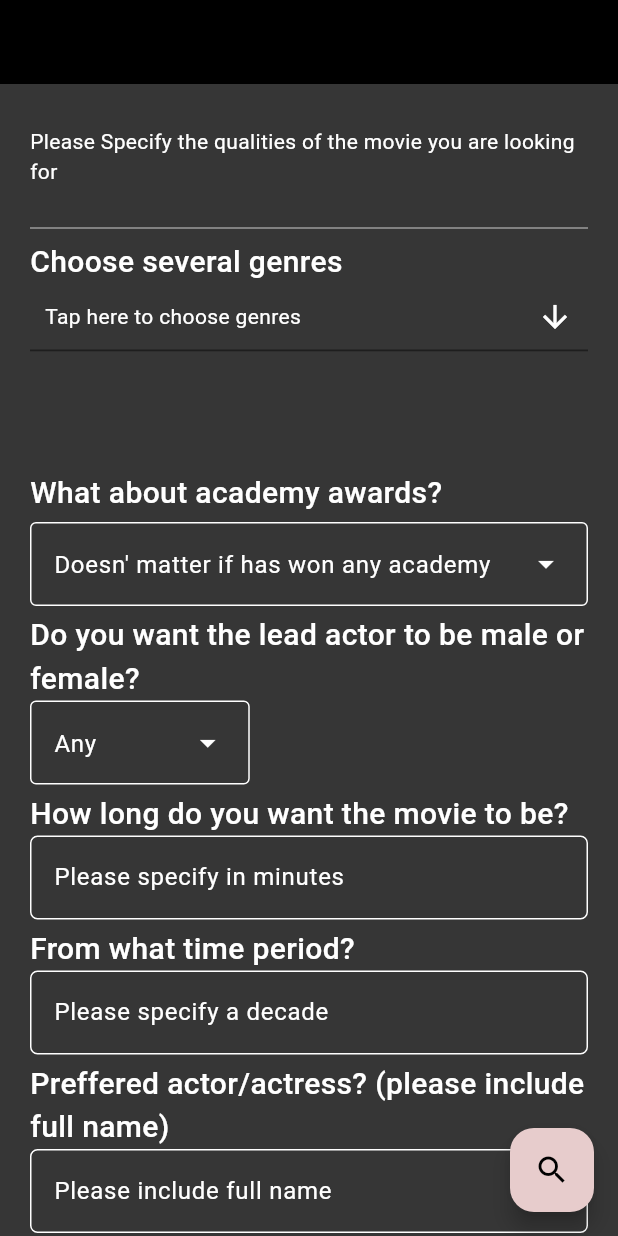
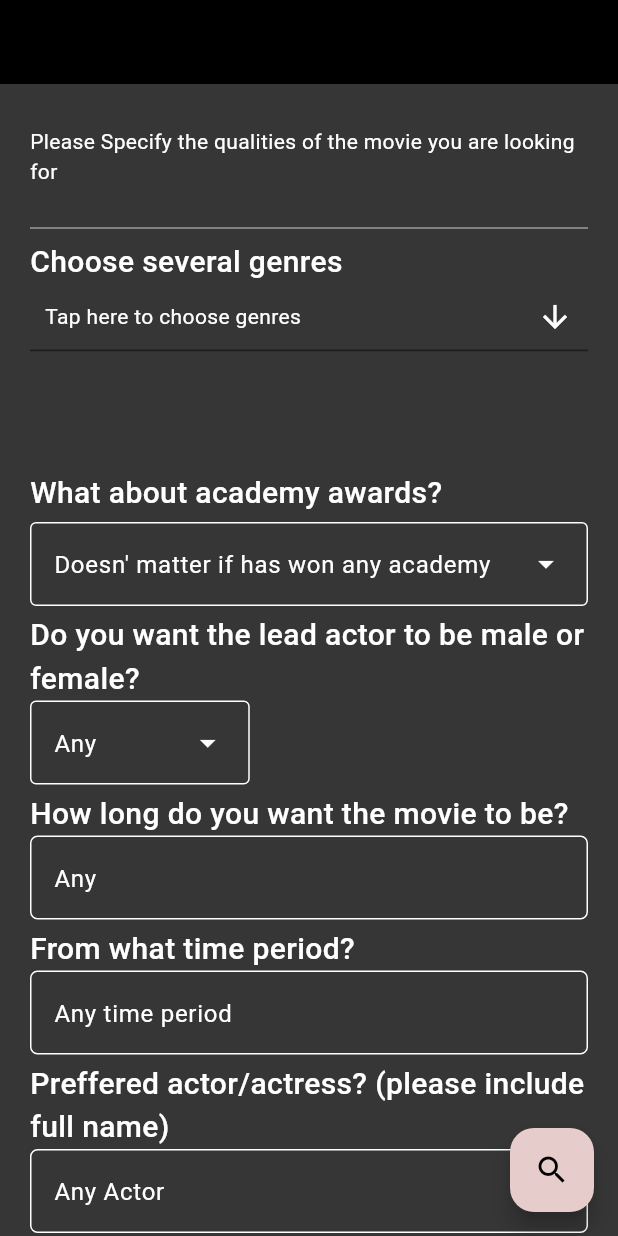
Before and after one commit to Iamyouandwhatiseeisme/CinemApp, a Flutter app: the screen it shows after launch, on a phone screen of 412 x 824 dp. Run offline on Flutter 3.47's test engine with Material 3 defaults, Android fonts, the phone set to English and light mode, and no system bars; drawn by our look-alikes of multi_select_flutter; our stand-ins replace animated_text_kit, bloc, equatable, flutter_bloc, flutter_dotenv, flutter_markdown and 3 more; missing offline and left inert: dart:ffi; Roboto replaces fonts that are missing (Telegraf).

```diff
--- /dev/null
+++ b/lib/data/constants/tmdb_constants.dart
@@ -0,0 +1,5 @@
+import 'package:flutter_dotenv/flutter_dotenv.dart';
+
+class Constants {
+  static String apiKey = dotenv.env['TMDB_API_KEY']!;
+}
--- a/lib/data/enum/genre.dart
+++ b/lib/data/enum/genre.dart
@@ -1,26 +1,29 @@
 enum Genre {
-  action,
-  adventure,
-  animation,
-  comedy,
-  crime,
-  drama,
-  fantasy,
-  horror,
-  mystery,
-  romance,
-  scifi,
-  thriller,
-  filmnoir,
-  history,
-  documentary,
-  music,
-  musical,
-  short,
-  sport,
-  biography,
-  family,
-  tvshow,
-  war,
-  western
+  action("Action"),
+  adventure("Adventure"),
+  animation("Animation"),
+  comedy("Comedy"),
+  crime("Crime"),
+  drama("Drama"),
+  fantasy("Fantasy"),
+  horror("Horror"),
+  mystery("Mystery"),
+  romance("Romance"),
+  scifi("Sci-fi"),
+  thriller("Thriller"),
+  filmnoir("Film-noir"),
+  history("History"),
+  documentary("Documentary"),
+  music("Music"),
+  musical("Musical"),
+  short("Short"),
+  sport("Sport"),
+  biography("Biography"),
+  family("Family"),
+  tvshow("TV-Show"),
+  war("war"),
+  western("Western");
+
+  const Genre(this.value);
+  final String value;
 }
--- a/lib/data/get_it_methods.dart
+++ b/lib/data/get_it_methods.dart
@@ -6,5 +6,5 @@ import 'data.dart';
 void setUp() {
   sl.registerSingleton<NavigatorClient>(NavigatorClient());
   sl.registerSingleton<StringManager>(StringManager());
-  sl.registerSingleton<GeminiService>(GeminiService());
+  sl.registerLazySingleton<GeminiService>(() => GeminiService());
 }
--- a/lib/main.dart
+++ b/lib/main.dart
@@ -27,7 +27,9 @@ class MyApp extends StatelessWidget {
   Widget build(BuildContext context) {
     return MultiBlocProvider(
       providers: [
-        BlocProvider(create: (context) => RemoteDataBaseInitiate()..initiate()),
+        BlocProvider(
+          create: (context) => RemoteDataBaseInitiate(),
+        ),
         BlocProvider(
           create: (context) => RemoteDataBaseMessangerCubit(),
         ),
--- a/lib/presentation/pages/initial_page/initial_page.dart
+++ b/lib/presentation/pages/initial_page/initial_page.dart
@@ -1,5 +1,6 @@
 // ignore_for_file: public_member_api_docs, sort_constructors_first
 
+import 'package:cinemapp/bloc/cubit/remote_data_base_cubit.dart';
 import 'package:cinemapp/bloc/cubit/remote_data_base_messanger_cubit.dart';
 import 'package:flutter/material.dart';
 
@@ -18,11 +19,18 @@ class InitialPage extends StatefulWidget {
 }
 
 class _InitialPageState extends State<InitialPage> {
-  final TextEditingController movieLengthController = TextEditingController();
-  final TextEditingController timePeriodController = TextEditingController();
-  final TextEditingController prefferedActor = TextEditingController();
-  final TextEditingController mainActorSex = TextEditingController();
-  final TextEditingController prefferedAwards = TextEditingController();
+  final TextEditingController movieLengthController =
+      TextEditingController(text: 'Any');
+  final TextEditingController timePeriodController =
+      TextEditingController(text: 'Any time period');
+  final TextEditingController prefferedActor = TextEditingController(
+    text: 'Any Actor',
+  );
+  final TextEditingController mainActorSex =
+      TextEditingController(text: 'Any gender');
+  final TextEditingController prefferedAwards =
+      TextEditingController(text: 'Doesn\' matter');
+  late final GeminiService? geminiService;
 
   List<String> awards = [
     Awards.any.value,
@@ -34,6 +42,13 @@ class _InitialPageState extends State<InitialPage> {
     MainActorSex.female.value,
     MainActorSex.male.value,
   ];
+
+  @override
+  void initState() {
+    BlocProvider.of<RemoteDataBaseInitiate>(context).initiate();
+
+    super.initState();
+  }
 
   void _updateSelectedGenres(List<Genre> genres) {
     setState(() {
@@ -155,13 +170,26 @@ class _InitialPageState extends State<InitialPage> {
       ),
       floatingActionButton: FloatingActionButton(
         onPressed: () async {
-          await BlocProvider.of<RemoteDataBaseMessangerCubit>(context)
-              .sendChatMessage(
-            'Please list me 10 movies that star ${prefferedActor.text} and is from ${timePeriodController.text} is ${movieLengthController.text} maximum minutes long and prefferably stars a main character of ${mainActorSex.text} gender,${prefferedAwards.text} and is ${selectedGenres.toList()} ',
+          await BlocProvider.of<RemoteDataBaseInitiate>(context)
+              .sendInitialChatMessage(
+            prefferedActor: prefferedActor.text,
+            movieLength: movieLengthController.text,
+            timePeriod: timePeriodController.text,
+            selectedGenres: selectedGenres.toList(),
+            mainActorSex: mainActorSex.text,
+            prefferedAwards: prefferedAwards.text,
           );
 
+          prefferedActor.clear();
+          movieLengthController.clear();
+          timePeriodController.clear();
+          mainActor.clear();
+          selectedGenres = [];
+          mainActorSex.clear();
+          prefferedAwards.clear();
+
           if (context.mounted) {
-            Navigator.pushNamed(context, NavigatorClient.chatScreen);
+            Navigator.pushReplacementNamed(context, NavigatorClient.chatScreen);
           }
         },
         tooltip: 'Find',
--- a/lib/presentation/pages/initial_page/widgets/choose_movie_types_dialog.dart
+++ b/lib/presentation/pages/initial_page/widgets/choose_movie_types_dialog.dart
@@ -48,7 +48,7 @@ class ChooseMovieTypes extends StatelessWidget {
           backgroundColor: Colors.white,
           items: Genre.values
               .map((genre) => MultiSelectItem(
-                  genre, stringManager.toCaiptalize(genre.name)))
+                  genre, stringManager.toCaiptalize(genre.value)))
               .toList(),
           onConfirm: (values) {
             updateGenre(values);
--- a/lib/presentation/widgets/simple_form_field_with_controller.dart
+++ b/lib/presentation/widgets/simple_form_field_with_controller.dart
@@ -1,6 +1,8 @@
-import 'package:cinemapp/bloc/cubit/floating_hint_text_cubit.dart';
+import 'dart:ffi';
+
 import 'package:flutter/material.dart';
-import 'package:flutter_bloc/flutter_bloc.dart';
+
+import '../../data/enum/genre.dart';
 
 class SimpleFormFieldWithController extends StatefulWidget {
   final String hintText;
```
Also changed, not shown: lib/bloc/cubit/remote_data_base_cubit.dart (+56 -3 lines), lib/presentation/pages/chat_screen/chat_screen.dart (+36 -38 lines).
